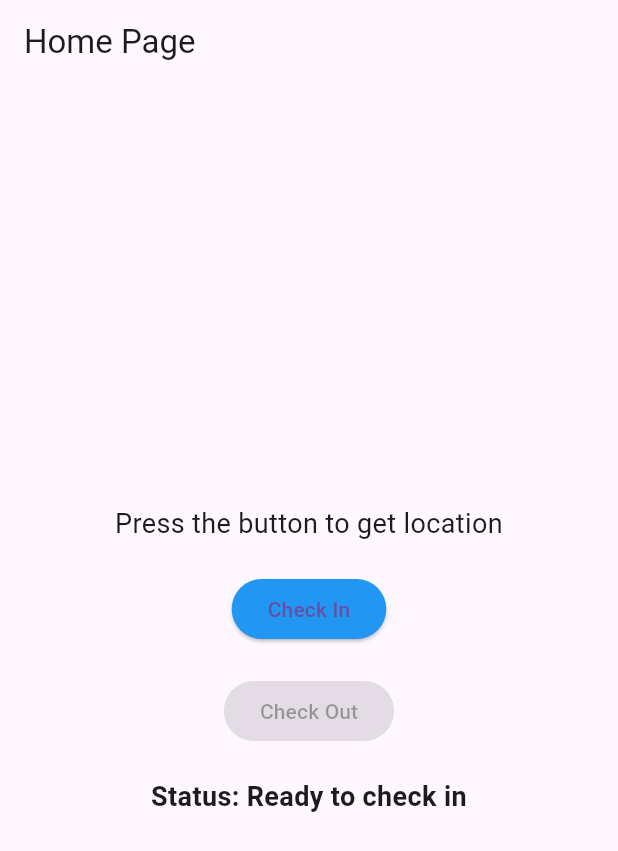
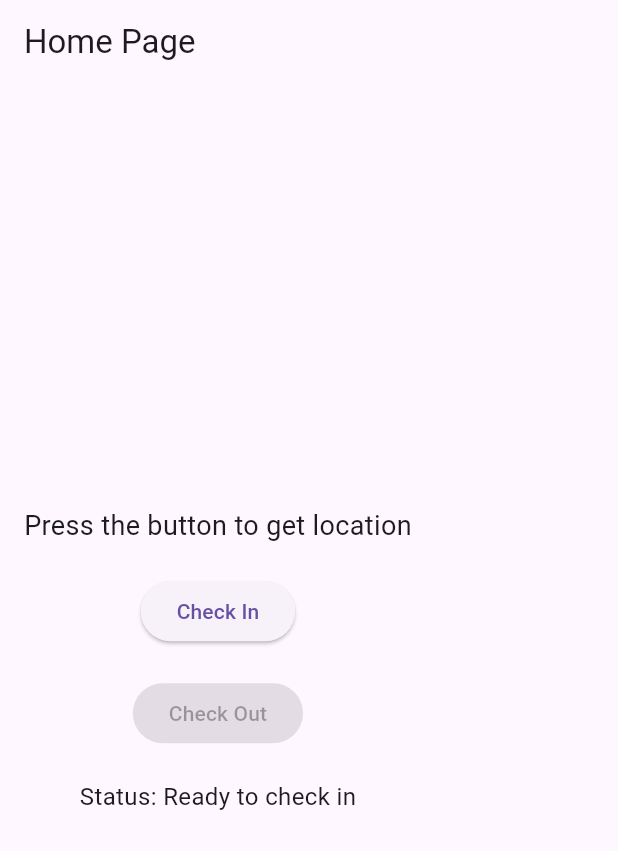
Before and after one commit to rahulpandharkar/Employee_Tracking, a Flutter app: the HomePage screen opened directly, after a tap on "Check In", on a phone screen of 412 x 824 dp. Shown: the top 851 px of the screen. Run offline on Flutter 3.47's test engine with Material 3 defaults, Android fonts, the phone set to English and light mode, and no system bars; our stand-ins replace cloud_firestore, firebase_auth, firebase_core, geolocator, google_sign_in; accounts and stored records are empty.

Commit message:
Files Organized

```diff
--- a/lib/home_page.dart
+++ b/lib/home_page.dart
@@ -1,8 +1,6 @@
 import 'package:flutter/material.dart';
-import 'package:geolocator/geolocator.dart';
-import 'package:cloud_firestore/cloud_firestore.dart';
-import 'package:firebase_auth/firebase_auth.dart';
-import 'package:intl/intl.dart'; // Import the intl package for formatting
+import 'location_service.dart';
+import 'firestore_service.dart';
 
 class HomePage extends StatefulWidget {
   const HomePage({super.key});
@@ -14,195 +12,59 @@ class HomePage extends StatefulWidget {
 class _HomePageState extends State<HomePage> {
   String _location = "Press the button to get location";
   String _statusMessage = "Status: Ready to check in";
-  FirebaseAuth auth = FirebaseAuth.instance;
-  bool _hasCheckedIn = false; // Track if the user has checked in
+  bool _hasCheckedIn = false;
+  final LocationService _locationService = LocationService();
+  final FirestoreService _firestoreService = FirestoreService();
 
-  // Function to get current location
+  // Check-in logic
   Future<void> _getCurrentLocation() async {
-    bool serviceEnabled;
-    LocationPermission permission;
-
-    // Check if location services are enabled
-    serviceEnabled = await Geolocator.isLocationServiceEnabled();
-    if (!serviceEnabled) {
+    var position = await _locationService.getCurrentLocation();
+    if (position != null) {
       setState(() {
-        _statusMessage = "Location services are disabled.";
+        _location = "Latitude: ${position.latitude}, Longitude: ${position.longitude}";
+        _statusMessage = "Status: Checked in!";
+        _hasCheckedIn = true; // Enable checkout
       });
-      return;
-    }
-
-    // Check location permission
-    permission = await Geolocator.checkPermission();
-    if (permission == LocationPermission.denied) {
-      permission = await Geolocator.requestPermission();
-      if (permission == LocationPermission.denied) {
-        setState(() {
-          _statusMessage = "Location permission denied.";
-        });
-        return;
+      await _firestoreService.saveCheckIn(position);
     }
   }
 
-    // Get current position
-    Position position = await Geolocator.getCurrentPosition(
-      desiredAccuracy: LocationAccuracy.high,
-    );
-
+  // Check-out logic
+  Future<void> _getCheckoutLocation() async {
+    var position = await _locationService.getCurrentLocation();
+    if (position != null) {
+      await _firestoreService.saveCheckout(position);
       setState(() {
-      _location = "Latitude: ${position.latitude}, Longitude: ${position.longitude}";
-    });
-
-    // Save check-in to Firestore
-    await _saveCheckIn(position);
-  }
-
-  // Function to save the check-in data to Firestore
-  Future<void> _saveCheckIn(Position position) async {
-    User? user = auth.currentUser;
-
-    if (user == null) {
-      setState(() {
-        _statusMessage = "Please log in to check in.";
-      });
-      return;
-    }
-
-    try {
-      // Firestore document path using email as primary key
-      DocumentReference userDoc = FirebaseFirestore.instance.collection('users').doc(user.email);
-
-      // Create timestamp in the format 'yyyy-MM-dd-HH:mm'
-      String formattedTimestamp = DateFormat('yyyy-MM-dd-HH:mm').format(DateTime.now());
-
-      // Add check-in data to Firestore with formatted timestamp as ID
-      await userDoc.collection('checkinhistory').doc(formattedTimestamp).set({
-        'timestamp': FieldValue.serverTimestamp(),
-        'latitude': position.latitude,
-        'longitude': position.longitude,
-        'action': 'checkin', // Mark this as checkin
-      });
-
-      setState(() {
-        _statusMessage = "Check-in successful!";
-        _hasCheckedIn = true; // Set the flag to true after successful check-in
-      });
-    } catch (e) {
-      setState(() {
-        _statusMessage = "Error saving check-in data: $e";
+        _statusMessage = "Status: Checked out!";
+        _hasCheckedIn = false; // Disable checkout after check out
       });
     }
-  }
-
-  // Function to save the checkout data to Firestore
-  Future<void> _saveCheckout(Position position) async {
-    User? user = auth.currentUser;
-
-    if (user == null) {
-      setState(() {
-        _statusMessage = "Please log in to checkout.";
-      });
-      return;
-    }
-
-    try {
-      // Firestore document path using email as primary key
-      DocumentReference userDoc = FirebaseFirestore.instance.collection('users').doc(user.email);
-
-      // Create timestamp in the format 'yyyy-MM-dd-HH:mm'
-      String formattedTimestamp = DateFormat('yyyy-MM-dd-HH:mm').format(DateTime.now());
-
-      // Add checkout data to Firestore with formatted timestamp as ID
-      await userDoc.collection('checkouthistory').doc(formattedTimestamp).set({
-        'timestamp': FieldValue.serverTimestamp(),
-        'latitude': position.latitude,
-        'longitude': position.longitude,
-        'action': 'checkout', // Mark this as checkout
-      });
-
-      setState(() {
-        _statusMessage = "Checkout successful!";
-        _hasCheckedIn = false; // Reset check-in flag after checkout
-      });
-    } catch (e) {
-      setState(() {
-        _statusMessage = "Error saving checkout data: $e";
-      });
-    }
-  }
-
-  // Function to handle checkout
-  Future<void> _getCheckoutLocation() async {
-    bool serviceEnabled;
-    LocationPermission permission;
-
-    // Check if location services are enabled
-    serviceEnabled = await Geolocator.isLocationServiceEnabled();
-    if (!serviceEnabled) {
-      setState(() {
-        _statusMessage = "Location services are disabled.";
-      });
-      return;
-    }
-
-    // Check location permission
-    permission = await Geolocator.checkPermission();
-    if (permission == LocationPermission.denied) {
-      permission = await Geolocator.requestPermission();
-      if (permission == LocationPermission.denied) {
-        setState(() {
-          _statusMessage = "Location permission denied.";
-        });
-        return;
-      }
-    }
-
-    // Get current position for checkout
-    Position position = await Geolocator.getCurrentPosition(
-      desiredAccuracy: LocationAccuracy.high,
-    );
-
-    // Save checkout to Firestore
-    await _saveCheckout(position);
   }
 
   @override
   Widget build(BuildContext context) {
     return Scaffold(
-      appBar: AppBar(
-        title: const Text('Home Page'),
-      ),
+      appBar: AppBar(title: const Text('Home Page')),
       body: Padding(
         padding: const EdgeInsets.all(16.0),
-        child: Center(
         child: Column(
-            mainAxisAlignment: MainAxisAlignment.center,
+          mainAxisAlignment: MainAxisAlignment.center,  // Center align content
+          crossAxisAlignment: CrossAxisAlignment.center,  // Center align content
           children: [
-              Text(
-                _location,
-                textAlign: TextAlign.center,
-                style: const TextStyle(fontSize: 18),
+            Text(_location, style: TextStyle(fontSize: 18)),
+            SizedBox(height: 20),
+            ElevatedButton(
+              onPressed: _hasCheckedIn ? null : _getCurrentLocation,
+              child: const Text('Check In'),
             ),
-              const SizedBox(height: 20),
+            SizedBox(height: 20),
             ElevatedButton(
-                onPressed: _hasCheckedIn ? null : _getCurrentLocation, // Disable button if checked in
-                child: const Text('Check In'),
-                style: ElevatedButton.styleFrom(
-                  backgroundColor: _hasCheckedIn ? Colors.grey : Colors.blue, // Correct property for background color
-                ),
-              ),
-              const SizedBox(height: 20),
-              ElevatedButton(
-                onPressed: _hasCheckedIn ? _getCheckoutLocation : null, // Disable unless check-in is done
+              onPressed: _hasCheckedIn ? _getCheckoutLocation : null,
               child: const Text('Check Out'),
             ),
-              const SizedBox(height: 20),
-              Text(
-                _statusMessage,
-                textAlign: TextAlign.center,
-                style: const TextStyle(fontSize: 18, fontWeight: FontWeight.bold),
-              ),
+            SizedBox(height: 20),
+            Text(_statusMessage, style: TextStyle(fontSize: 16)),
           ],
-          ),
         ),
       ),
     );
--- /dev/null
+++ b/lib/location_service.dart
@@ -0,0 +1,17 @@
+import 'package:geolocator/geolocator.dart';
+
+class LocationService {
+  // Function to get current location
+  Future<Position?> getCurrentLocation() async {
+    bool serviceEnabled = await Geolocator.isLocationServiceEnabled();
+    if (!serviceEnabled) return null;
+
+    LocationPermission permission = await Geolocator.checkPermission();
+    if (permission == LocationPermission.denied) {
+      permission = await Geolocator.requestPermission();
+      if (permission == LocationPermission.denied) return null;
+    }
+
+    return await Geolocator.getCurrentPosition(desiredAccuracy: LocationAccuracy.high);
+  }
+}
```
Also changed, not shown: lib/firestore_service.dart (added, +48 -0 lines). Lines whose indentation alone changed are shown as unchanged.
